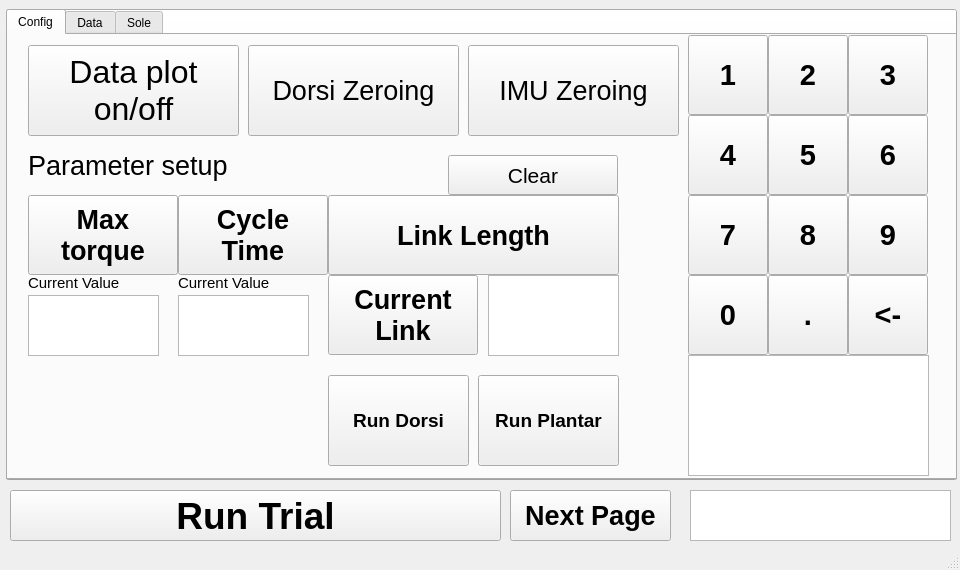
Before: the Qt Designer form afo_gui/src/mainwindow.ui in jaejinkim121/afo, drawn with Qt 5.
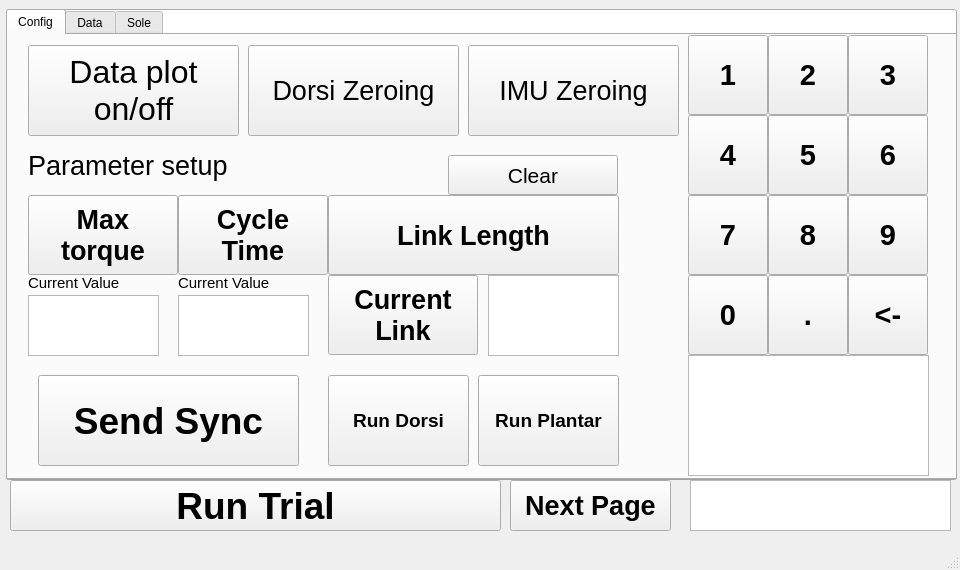
After: the same form once the commit is applied. Custom widgets are drawn as their Qt base class.

Commit message: Send sync with gui

What changed in the file:
```diff
--- a/afo_gui/src/mainwindow.ui
+++ b/afo_gui/src/mainwindow.ui
@@ -585,6 +585,25 @@
        </font>
       </property>
      </widget>
+     <widget class="QPushButton" name="button_sync">
+      <property name="geometry">
+       <rect>
+        <x>30</x>
+        <y>340</y>
+        <width>261</width>
+        <height>91</height>
+       </rect>
+      </property>
+      <property name="font">
+       <font>
+        <pointsize>28</pointsize>
+        <bold>true</bold>
+       </font>
+      </property>
+      <property name="text">
+       <string>Send Sync</string>
+      </property>
+     </widget>
     </widget>
     <widget class="QWidget" name="Data">
      <attribute name="title">
@@ -919,7 +938,7 @@
     <property name="geometry">
      <rect>
       <x>690</x>
-      <y>490</y>
+      <y>480</y>
       <width>261</width>
       <height>51</height>
      </rect>
@@ -929,7 +948,7 @@
     <property name="geometry">
      <rect>
       <x>10</x>
-      <y>490</y>
+      <y>480</y>
       <width>491</width>
       <height>51</height>
      </rect>
@@ -955,19 +974,19 @@
     </property>
     <property name="font">
      <font>
-      <pointsize>200</pointsize>
+      <pointsize>36</pointsize>
       <bold>true</bold>
      </font>
     </property>
     <property name="text">
-     <string>STOP</string>
+     <string>Emergency Stop</string>
     </property>
    </widget>
    <widget class="QPushButton" name="button_toggle_page">
     <property name="geometry">
      <rect>
       <x>510</x>
-      <y>490</y>
+      <y>480</y>
       <width>161</width>
       <height>51</height>
      </rect>
```
Left out of the diff: 27 changed lines with no effect on the pictures. The commit also changes 4 other files.
